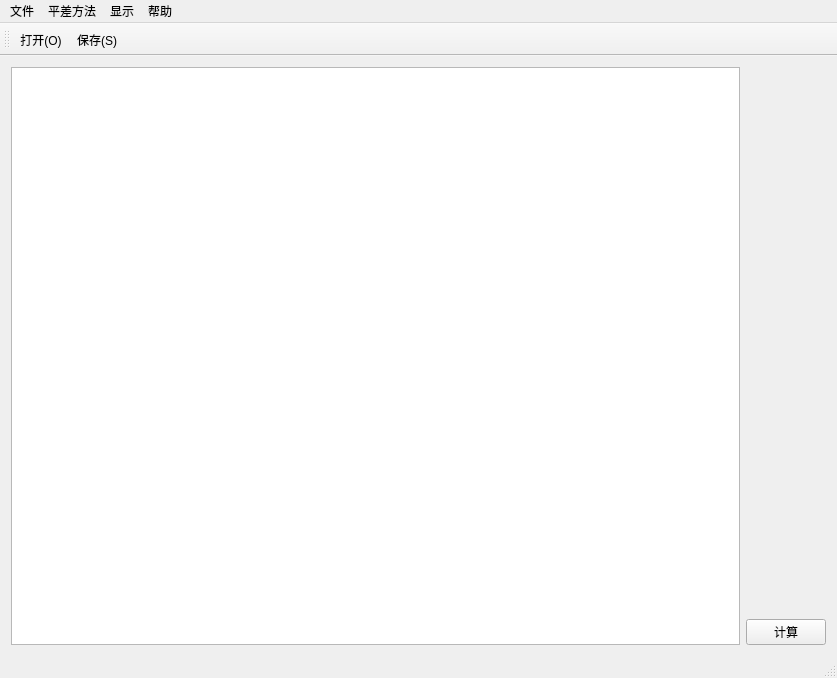
Above: balancing_programm.ui from sweetcoffee520/balancing before the change. Below: the same form after it.
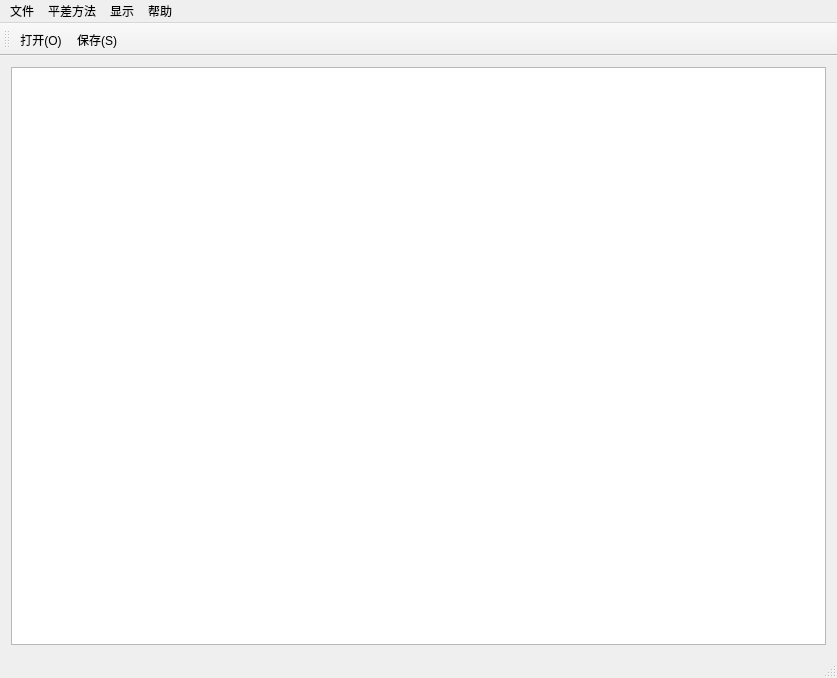
That is the form after the change. Icons and pictures are not drawn.

What changed in the file:
```diff
--- a/balancing_programm.ui
+++ b/balancing_programm.ui
@@ -18,30 +18,6 @@
     <item>
      <widget class="QTableWidget" name="tableWidget"/>
     </item>
-    <item>
-     <layout class="QVBoxLayout" name="verticalLayout">
-      <item>
-       <spacer name="verticalSpacer">
-        <property name="orientation">
-         <enum>Qt::Vertical</enum>
-        </property>
-        <property name="sizeHint" stdset="0">
-         <size>
-          <width>20</width>
-          <height>388</height>
-         </size>
-        </property>
-       </spacer>
-      </item>
-      <item>
-       <widget class="QPushButton" name="action_calculate">
-        <property name="text">
-         <string>计算</string>
-        </property>
-       </widget>
-      </item>
-     </layout>
-    </item>
    </layout>
   </widget>
   <widget class="QMenuBar" name="menuBar">
```
Left out of the diff: 1 changed line with no effect on the pictures.
